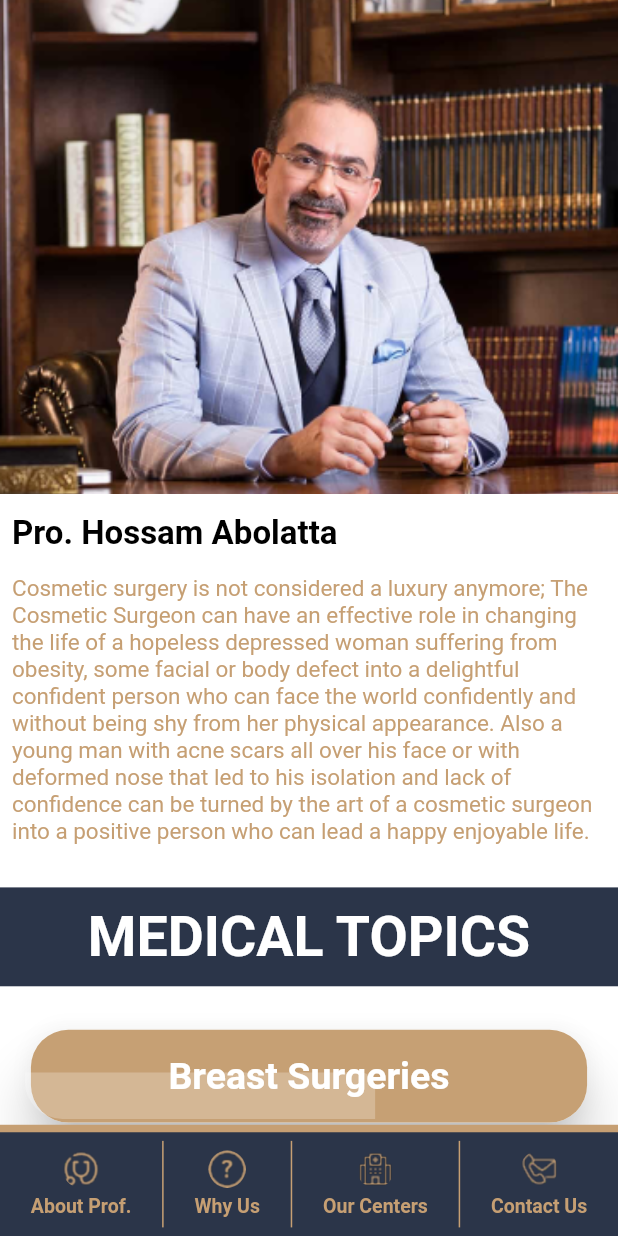
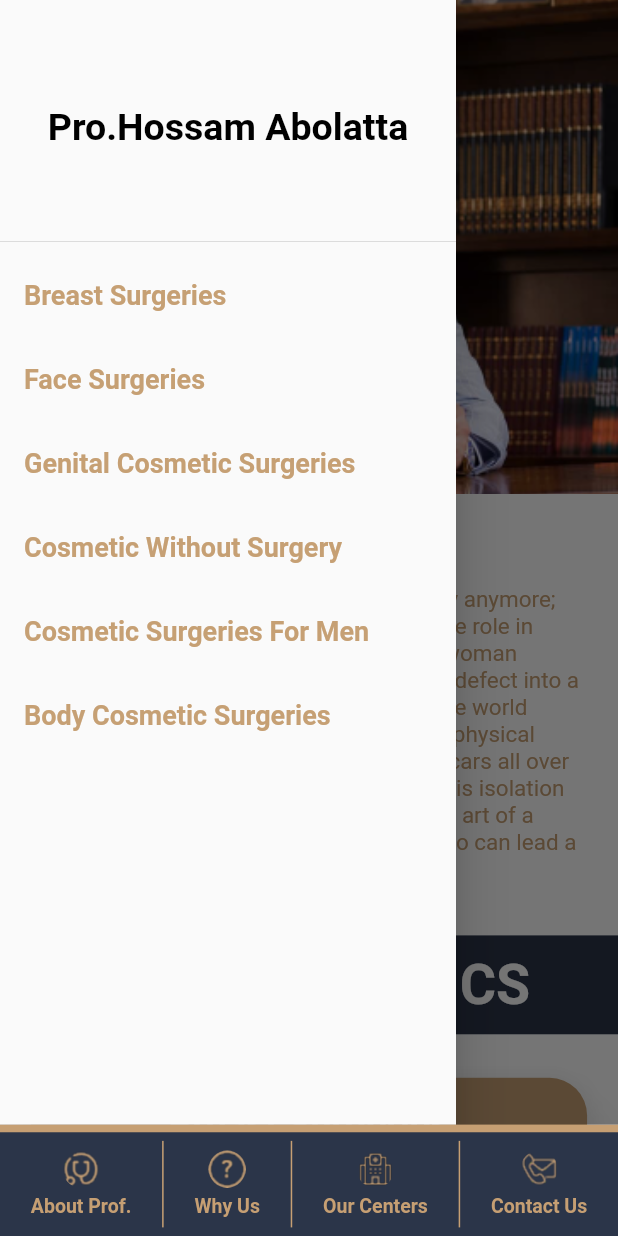
Before and after one commit to MohamedEl3rby/buety, a Flutter app: the screen it shows after launch, with the side drawer open (before the commit the screen has no drawer), on a phone screen of 412 x 824 dp. Run offline on Flutter 3.47's test engine with Material 2 defaults, Android fonts, the light colour scheme and no system bars; our stand-ins replace flutter_bloc.

Commit message:
add drawer widget

```diff
--- /dev/null
+++ b/lib/constants/constant.dart
@@ -0,0 +1 @@
+const double paddingValue = 15.0;
--- a/lib/tabbar.dart
+++ b/lib/tabbar.dart
@@ -14,11 +14,7 @@ class TabbBarView extends StatelessWidget {
       listener: (context, states) {},
       builder: (context, states) {
         return Scaffold(
-          body: Stack(
-            alignment: Alignment.bottomCenter,
-            children: [
-              tabBarBodyWidget(TabBarCubit.get(context).currentIndex),
-              Container(
+          bottomNavigationBar: Container(
             width: double.infinity,
             height: MediaQuery.of(context).size.height * 0.09,
             decoration: const BoxDecoration(
@@ -28,10 +24,6 @@ class TabbBarView extends StatelessWidget {
                   width: 5.0,
                   color: Color(0xffC69F73),
                 ),
-                    // bottom: BorderSide(
-                    //   width: 5.0,
-                    //   color: Color(0xffC69F73),
-                    // ),
               ),
             ),
             child: Row(
@@ -68,6 +60,11 @@ class TabbBarView extends StatelessWidget {
               ],
             ),
           ),
+          body: Stack(
+            alignment: Alignment(0.2, 0.2),
+            children: [
+              tabBarBodyWidget(TabBarCubit.get(context).currentIndex),
+              ////
             ],
           ),
         );
--- a/lib/views/contact_us_view.dart
+++ b/lib/views/contact_us_view.dart
@@ -3,6 +3,7 @@ import 'package:bueaty/widgets/my_text_widget.dart';
 import 'package:flutter/material.dart';
 
 import '../constants/buttons.dart';
+import '../constants/constant.dart';
 import '../constants/images_paths.dart';
 
 class ContactUsView extends StatelessWidget {
@@ -129,7 +130,7 @@ class ContactUsView extends StatelessWidget {
                 ),
               ),
               Padding(
-                padding: const EdgeInsets.all(8.0),
+                padding: const EdgeInsets.all(paddingValue),
                 child: Container(
                   width: MediaQuery.of(context).size.width * .86,
                   decoration: const BoxDecoration(
@@ -138,7 +139,7 @@ class ContactUsView extends StatelessWidget {
                   ),
                   child: TextButton(
                     style: TextButton.styleFrom(
-                      padding: const EdgeInsets.all(15.0),
+                      padding: const EdgeInsets.all(paddingValue),
                       primary: Colors.white,
                       textStyle: const TextStyle(fontSize: 16),
                     ),
--- a/lib/views/home_view.dart
+++ b/lib/views/home_view.dart
@@ -1,4 +1,5 @@
 import 'package:bueaty/constants/buttons.dart';
+import 'package:bueaty/constants/constant.dart';
 import 'package:bueaty/cubits/tabbar_cubit.dart';
 import 'package:bueaty/states/tabbar_states.dart';
 import 'package:bueaty/tabbar.dart';
@@ -7,6 +8,8 @@ import 'package:flutter/material.dart';
 import 'package:flutter_bloc/flutter_bloc.dart';
 
 import '../constants/images_paths.dart';
+import '../widgets/drawer_widget.dart';
+import '../widgets/header_image_for_tabbar_items.dart';
 
 class HomeView extends StatelessWidget {
   const HomeView({Key? key}) : super(key: key);
@@ -16,19 +19,27 @@ class HomeView extends StatelessWidget {
       listener: (context, states) {},
       builder: (context, states) {
         return Scaffold(
+          drawer: drawerWidget(context),
           backgroundColor: Theme.of(context).backgroundColor,
           body: SingleChildScrollView(
             child: Column(
               mainAxisAlignment: MainAxisAlignment.start,
               children: [
-                Image.asset(
+                headerImageForTabbaritems(
                   AssetPath.homeDoctor,
-                  fit: BoxFit.cover,
-                  width: MediaQuery.of(context).size.width,
-                  height: MediaQuery.of(context).size.height * .4,
+                  context,
+                  () {
+                    Scaffold.of(context).openDrawer();
+                  },
                 ),
+                // Image.asset(
+                //   AssetPath.homeDoctor,
+                //   fit: BoxFit.cover,
+                //   width: MediaQuery.of(context).size.width,
+                //   height: MediaQuery.of(context).size.height * .4,
+                // ),
                 Padding(
-                  padding: const EdgeInsets.all(8.0),
+                  padding: const EdgeInsets.all(paddingValue),
                   child: Column(
                     mainAxisAlignment: MainAxisAlignment.start,
                     crossAxisAlignment: CrossAxisAlignment.start,
@@ -168,7 +179,7 @@ class HomeView extends StatelessWidget {
                   thickness: 10.0,
                 ),
                 const Padding(
-                  padding: EdgeInsets.all(8.0),
+                  padding: EdgeInsets.all(paddingValue),
                   child: Text(
                     "Beauty is an important aspect of modern life. People today not only want to feel good inside, they also want to look good outside Maybe you are considering enhancing your breasts or your buttocks, or getting rid of that excess of fat, or improving your nose shape, or give a fresher look to your face. Maybe this is too expensive in your country.Or just you look for privacy and discretion. Maybe you are considering having this surgery abroad, but with safety and confidence. ENTER and know all what you have to know about safe and affordable plastic surgery!!",
                     style: TextStyle(
--- a/lib/views/our_centers_view.dart
+++ b/lib/views/our_centers_view.dart
@@ -2,6 +2,7 @@ import 'package:bueaty/cubits/tabbar_cubit.dart';
 import 'package:flutter/material.dart';
 
 import '../constants/buttons.dart';
+import '../constants/constant.dart';
 import '../constants/images_paths.dart';
 
 class OurCentersView extends StatelessWidget {
@@ -26,7 +27,7 @@ class OurCentersView extends StatelessWidget {
                 fit: BoxFit.cover,
               ),
               const Padding(
-                padding: EdgeInsets.all(8.0),
+                padding: EdgeInsets.all(paddingValue),
                 child: Text(
                   "A group of centers and hospitals Prof. Dr. Hossam Abol Atta",
                   style: TextStyle(
@@ -37,7 +38,7 @@ class OurCentersView extends StatelessWidget {
                 ),
               ),
               const Padding(
-                padding: EdgeInsets.all(8.0),
+                padding: EdgeInsets.all(paddingValue),
                 child: Text(
                   "While cosmetic surgery is necessary and not a luxury, it is considered a step to choose the surgeon and the appropriate center one of the most important steps in the search for beauty if not the most important. With the increasing number of cosmetic surgeries, some centers and doctors have taken their various expertise and specialization to intensify advertising and marketing for profit without considering the extent of customer satisfaction and achieving their ambitions. Therefore, we at - Hossam Abou El Atta Hospitals and Centers - we guarantee you (God willing) the highest standards of quality, efficiency and effectiveness as we are always working and continuity to keep up with the latest developments in the world of plastic surgery.",
                   style: TextStyle(
--- /dev/null
+++ b/lib/widgets/drawer_widget.dart
@@ -0,0 +1,42 @@
+import 'package:bueaty/shared/route_animation.dart';
+import 'package:bueaty/views/breast_surgeries_article_view.dart';
+import 'package:flutter/material.dart';
+
+Widget drawerWidget(BuildContext context) => Drawer(
+      child: ListView(
+        children: [
+          const DrawerHeader(
+            child: Center(
+              child: Text(
+                'Pro.Hossam Abolatta',
+                textAlign: TextAlign.center,
+                style: TextStyle(
+                  color: Colors.black,
+                  fontWeight: FontWeight.bold,
+                  fontSize: 25,
+                ),
+              ),
+            ),
+          ),
+          myListTitle('Breast Surgeries', () {
+            Navigator.of(context)
+                .push(RouteAnimation(page: const BreastSurgeriesArticleView()));
+          }),
+          myListTitle('Face Surgeries', () {}),
+          myListTitle('Genital Cosmetic Surgeries', () {}),
+          myListTitle('Cosmetic Without Surgery', () {}),
+          myListTitle('Cosmetic Surgeries For Men', () {}),
+          myListTitle('Body Cosmetic Surgeries', () {})
+        ],
+      ),
+    );
+Widget myListTitle(String title, void Function()? onTap) => ListTile(
+      onTap: onTap,
+      title: Text(
+        title,
+        style: const TextStyle(
+            fontSize: 18,
+            fontWeight: FontWeight.bold,
+            color: Color(0xffC6A074)),
+      ),
+    );
--- /dev/null
+++ b/lib/widgets/header_image_for_tabbar_items.dart
@@ -0,0 +1,35 @@
+import 'package:flutter/material.dart';
+
+Widget headerImageForTabbaritems(
+        String image, BuildContext context, void Function()? onPressed) =>
+    Stack(
+      alignment: const Alignment(-0.9, -0.7),
+      children: [
+        SizedBox(
+          child: Image.asset(
+            image,
+            fit: BoxFit.cover,
+            width: MediaQuery.of(context).size.width,
+            height: MediaQuery.of(context).size.height * .4,
+          ),
+        ),
+        Builder(
+          builder: (context) => IconButton(
+            icon: const Icon(
+              Icons.menu,
+              color: Colors.white,
+              size: 30,
+            ),
+            onPressed: () => Scaffold.of(context).openDrawer(),
+          ),
+        ),
+        // IconButton(
+        //   onPressed: onPressed,
+        //   icon: const Icon(
+        //     Icons.menu,
+        //     color: Colors.white,
+        //     size: 30,
+        //   ),
+        // )
+      ],
+    );
```
Also changed, not shown: lib/views/body_cosmetic_surgeries_view.dart (+9 -8 lines), lib/views/breast_surgeries_article_view.dart (+11 -12 lines), lib/views/cosmetic_without_surgery_view.dart (+5 -4 lines), lib/views/doctor_info_view.dart (+6 -5 lines), lib/views/genital_cosmetic_surgery_view.dart (+7 -6 lines), lib/views/hospital_view.dart (+8 -70 lines), lib/views/nose_cosmetic_surgeriesView.dart (+9 -8 lines), lib/views/surgeries_for_men_view.dart (+10 -9 lines), lib/views/why_us_view.dart (+20 -16 lines). Lines whose indentation alone changed are shown as unchanged.
